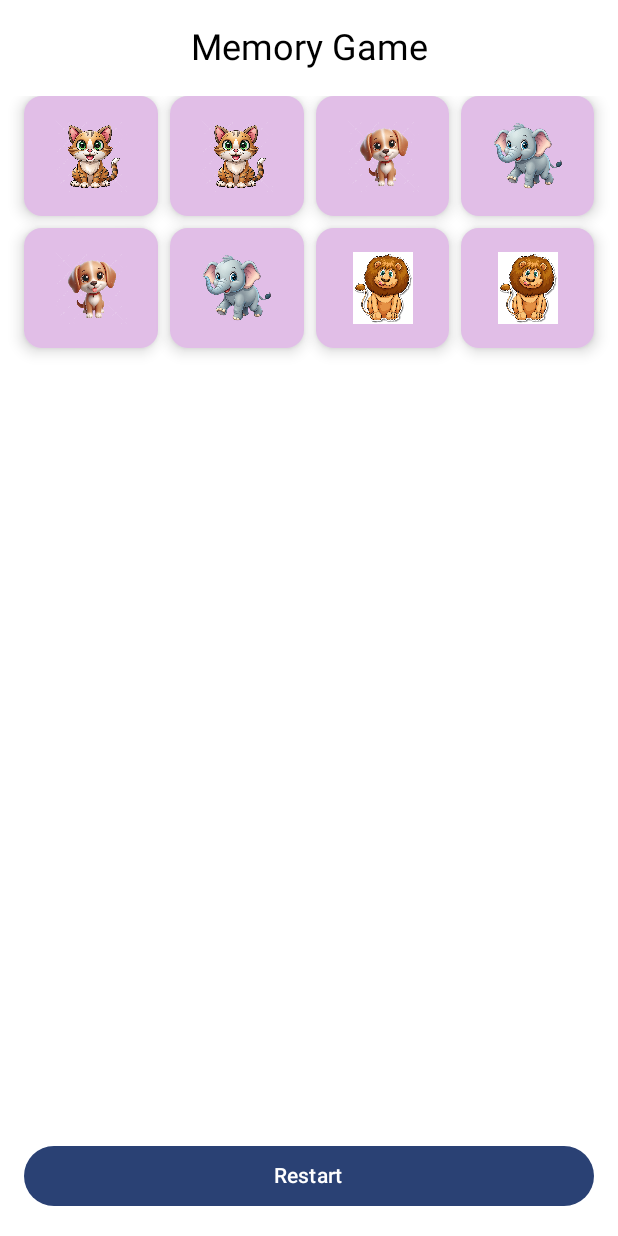
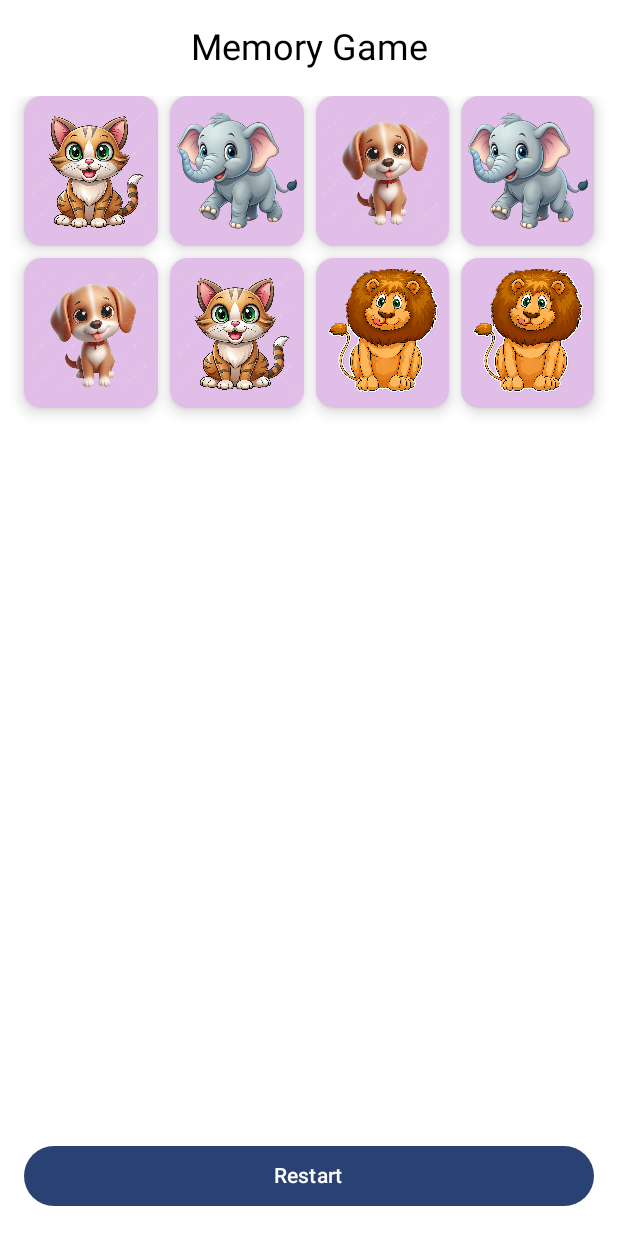
Before and after one commit to talitamorales-tech/ComposeMemory, an Android app built with Jetpack Compose: the @Preview function MemoryGameScreenPreview, on a phone screen of 412 x 824 dp. Run offline under Robolectric (Android 15) with nearby library versions, the phone set to English and light mode, and no system bars.

Commit message:
Adding sounds and changing some images

```diff
--- a/app/src/main/AndroidManifest.xml
+++ b/app/src/main/AndroidManifest.xml
@@ -11,7 +11,8 @@
         android:label="@string/app_name"
         android:roundIcon="@mipmap/ic_launcher_round"
         android:supportsRtl="true"
-        android:theme="@style/Theme.ComposeMemory">
+        android:theme="@style/Theme.ComposeMemory"
+        >
         <activity
             android:name=".MainActivity"
             android:exported="true"
--- a/app/src/main/java/com/talitamorales/composememory/MainActivity.kt
+++ b/app/src/main/java/com/talitamorales/composememory/MainActivity.kt
@@ -1,6 +1,7 @@
 package com.talitamorales.composememory
 
 import android.annotation.SuppressLint
+import android.content.pm.ActivityInfo
 import android.os.Bundle
 import androidx.activity.ComponentActivity
 import androidx.activity.compose.setContent
@@ -16,6 +17,9 @@ class MainActivity : ComponentActivity() {
     @SuppressLint("UnusedMaterial3ScaffoldPaddingParameter")
     override fun onCreate(savedInstanceState: Bundle?) {
         super.onCreate(savedInstanceState)
+
+        requestedOrientation = ActivityInfo.SCREEN_ORIENTATION_LANDSCAPE
+
         enableEdgeToEdge()
         setContent {
             ComposeMemoryTheme {
--- a/app/src/main/java/com/talitamorales/composememory/gamelogic/Card.kt
+++ b/app/src/main/java/com/talitamorales/composememory/gamelogic/Card.kt
@@ -7,23 +7,24 @@ import com.talitamorales.composememory.R
 
 data class Card(
     var id: Int,
-    val imageRes: Int
+    val imageRes: Int,
+    val soundRes: Int?
 ) {
     var isFaceUp by mutableStateOf(false)
     var isMatched by mutableStateOf(false)
 }
 
 fun createCards(): List<Card> {
-    val images = listOf(
-        R.drawable.dog,
-        R.drawable.dog,
-        R.drawable.cat,
-        R.drawable.cat,
-        R.drawable.lion,
-        R.drawable.lion,
-        R.drawable.elephant,
-        R.drawable.elephant
+    val images: List<Pair<Int, Int?>> = listOf(
+        Pair(R.drawable.dog, R.raw.dog),
+        Pair(R.drawable.dog, R.raw.dog),
+        Pair(R.drawable.cat, R.raw.cat),
+        Pair(R.drawable.cat, R.raw.cat),
+        Pair(R.drawable.lion, R.raw.lion),
+        Pair(R.drawable.lion, R.raw.lion),
+        Pair(R.drawable.elephant, R.raw.elefant),
+        Pair(R.drawable.elephant, R.raw.elefant)
     )
-    val ids = (1..5000).shuffled().take(15)
-    return images.shuffled().mapIndexed {index, resId -> Card(id = ids[index], imageRes = resId)}
+    val ids = (1..5000).shuffled().take(images.count())
+    return images.shuffled().mapIndexed {index, pair -> Card(id = ids[index], imageRes = pair.first, soundRes = pair.second)}
 }
--- a/app/src/main/java/com/talitamorales/composememory/gamelogic/MemoryCard.kt
+++ b/app/src/main/java/com/talitamorales/composememory/gamelogic/MemoryCard.kt
@@ -1,5 +1,6 @@
 package com.talitamorales.composememory.gamelogic
 
+import android.content.res.Resources.Theme
 import androidx.compose.foundation.Image
 import androidx.compose.foundation.background
 import androidx.compose.foundation.clickable
@@ -18,13 +19,15 @@ import androidx.compose.ui.graphics.Color
 import androidx.compose.ui.res.painterResource
 import androidx.compose.ui.unit.dp
 import com.talitamorales.composememory.R
+import com.talitamorales.composememory.ui.theme.PinkCardFaceUp
+import com.talitamorales.composememory.ui.theme.PurpleCardFaceDown
 
 @Composable
 fun MemoryCard(card: Card, isMemorizing: Boolean, onClick: () -> Unit) {
 
     Card(
         modifier = Modifier
-            .size(80.dp)
+            .size(100.dp)
             .clickable { if (!isMemorizing) onClick() },
         shape = RoundedCornerShape(12.dp),
         elevation = CardDefaults.cardElevation(6.dp)
@@ -32,20 +35,20 @@ fun MemoryCard(card: Card, isMemorizing: Boolean, onClick: () -> Unit) {
         Box(
            modifier = Modifier
                .fillMaxSize()
-               .background(if (card.isFaceUp || card.isMatched) Color(0xFFE1BEE7) else Color(0xFF7B1FA2)),
+               .background(if (card.isFaceUp || card.isMatched) PinkCardFaceUp else PurpleCardFaceDown),
             contentAlignment = Alignment.Center
         ) {
             if (card.isFaceUp || card.isMatched) {
                 Image(
                     painter = painterResource(id = card.imageRes),
                     contentDescription = "Animal",
-                    modifier = Modifier.size(48.dp)
+                    modifier = Modifier.size(85.dp)
                 )
             } else {
                 Image(
                     painter = painterResource(id = R.drawable.card_back),
                     contentDescription = "Card Back",
-                    modifier = Modifier.size(48.dp)
+                    modifier = Modifier.size(85.dp)
                 )
             }
         }
--- a/app/src/main/java/com/talitamorales/composememory/ui/theme/Color.kt
+++ b/app/src/main/java/com/talitamorales/composememory/ui/theme/Color.kt
@@ -10,3 +10,9 @@ val Purple40 = Color(0xFF6650a4)
 val PurpleGrey40 = Color(0xFF625b71)
 val Pink40 = Color(0xFF7D5260)
 val CardBackColor = Color(0xFF4CAF50) // verde
+val Blue = Color(0xFF1565C0)
+
+
+// Card Colors
+val PinkCardFaceUp = Color(0xFFE1BEE7)
+val PurpleCardFaceDown = Color(0xFF7B1FA2)
--- a/app/src/main/java/com/talitamorales/composememory/ui/theme/Theme.kt
+++ b/app/src/main/java/com/talitamorales/composememory/ui/theme/Theme.kt
@@ -4,7 +4,6 @@ package com.talitamorales.composememory.ui.theme
 import android.os.Build
 import androidx.compose.foundation.isSystemInDarkTheme
 import androidx.compose.material3.MaterialTheme
-import androidx.compose.material3.Typography
 import androidx.compose.material3.darkColorScheme
 import androidx.compose.material3.dynamicDarkColorScheme
 import androidx.compose.material3.dynamicLightColorScheme
--- a/app/src/main/java/com/talitamorales/composememory/viewmodel/GameViewModel.kt
+++ b/app/src/main/java/com/talitamorales/composememory/viewmodel/GameViewModel.kt
@@ -19,6 +19,7 @@ class GameViewModel: ViewModel() {
         private set
 
     private var selectedCards = mutableListOf<Card>()
+
     var gameWon  by mutableStateOf(false)
         private set
 
@@ -52,6 +53,7 @@ class GameViewModel: ViewModel() {
             val first = selectedCards[0]
             val second = selectedCards[1]
 
+            // Codigo Assincrono
             viewModelScope.launch {
                 delay(800)
                 if (first.imageRes == second.imageRes) {
@@ -64,7 +66,6 @@ class GameViewModel: ViewModel() {
                 selectedCards.clear()
                 if (cards.all { it.isMatched }) gameWon = true
             }
-
         }
     }
 }
```
Also changed, not shown: app/src/main/java/com/talitamorales/composememory/MemoryGameScreen.kt (+38 -4 lines), app/src/main/java/com/talitamorales/composememory/gamelogic/CardItem.kt (deleted, +0 -42 lines), app/src/main/res/drawable/lion.jpg (deleted), app/src/main/res/drawable/lion.png (added), 100 other files.
